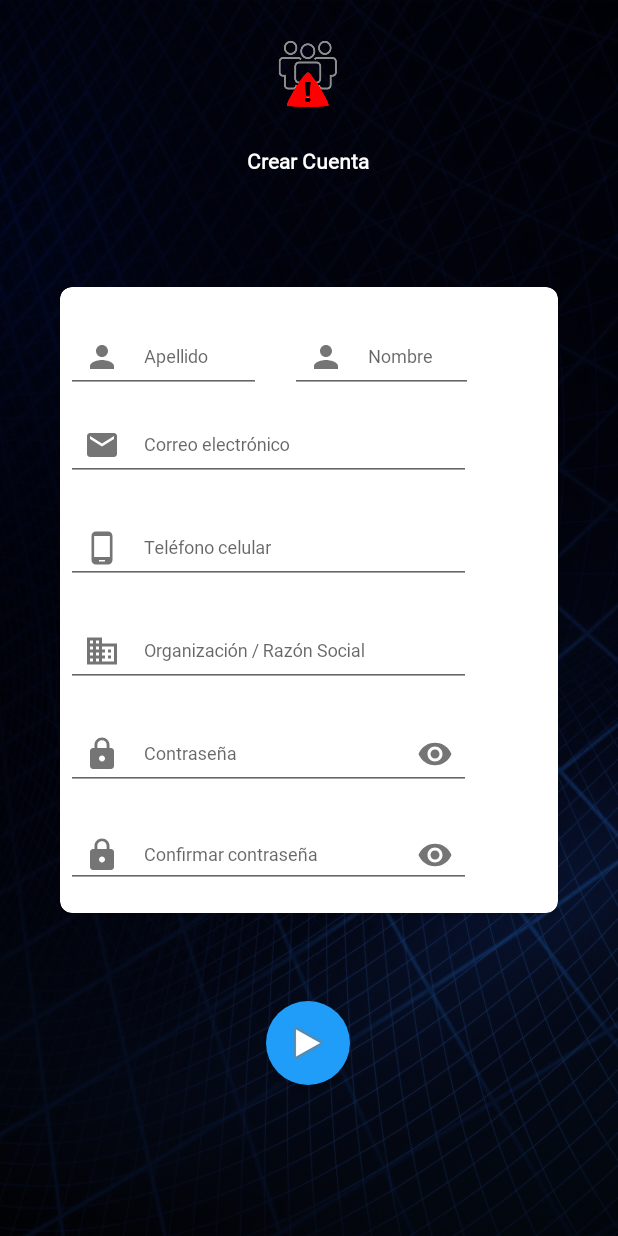
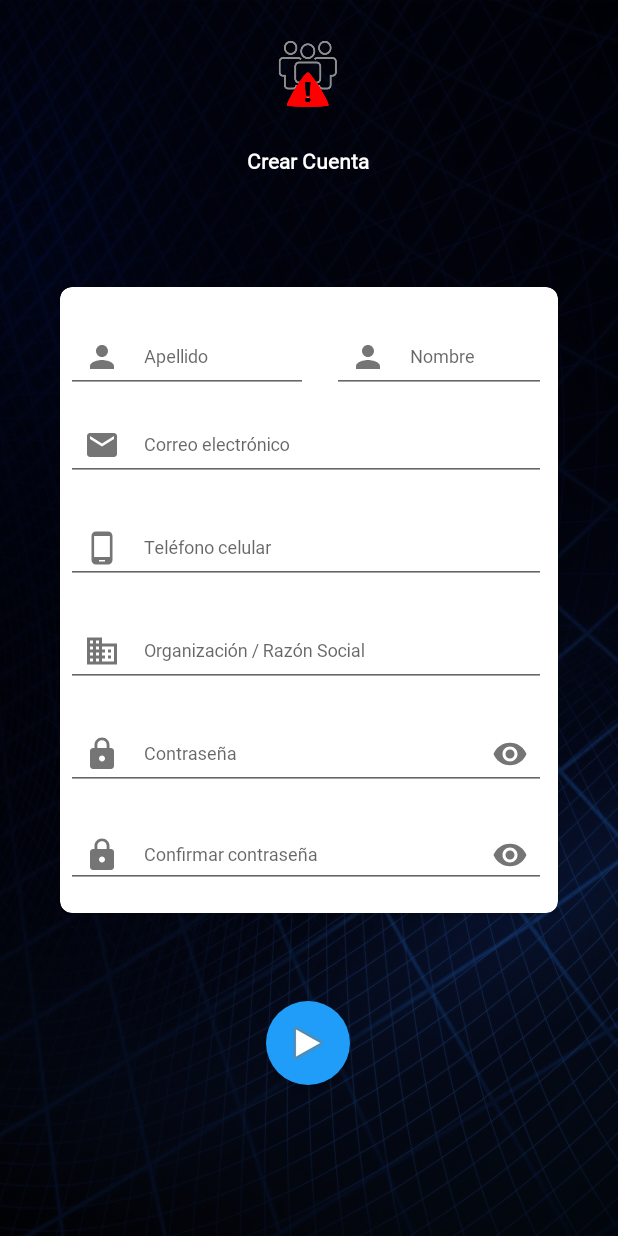
Before and after one commit to Castrogiovanni20/aforo, an Android app: the RegisterFragment screen opened through its navigation route, on a phone screen of 412 x 824 dp. Run offline under Robolectric (Android 15) with nearby library versions, the light colour scheme and no system bars; Roboto replaces fonts that are not available here.

Commit message:
Ajustes graficos

```diff
--- a/app/src/main/res/layout/fragment_home_funcionario.xml
+++ b/app/src/main/res/layout/fragment_home_funcionario.xml
@@ -170,7 +170,7 @@
         android:layout_width="350dp"
         android:layout_height="190dp"
         android:layout_gravity="center"
-        android:layout_marginStart="60dp"
+        android:layout_marginStart="50dp"
         android:layout_marginTop="10dp"
         android:layout_marginEnd="50dp"
         android:fontFamily="@font/roboto"
--- a/app/src/main/res/layout/fragment_register.xml
+++ b/app/src/main/res/layout/fragment_register.xml
@@ -65,13 +65,13 @@
                 android:layout_height="12dp" />
 
             <LinearLayout
-                android:layout_width="299dp"
+                android:layout_width="320dp"
                 android:layout_height="match_parent"
                 android:orientation="horizontal">
 
 
                 <com.google.android.material.textfield.TextInputLayout
-                    android:layout_width="149dp"
+                    android:layout_width="165dp"
                     android:layout_height="wrap_content"
                     android:ems="10"
                     android:fontFamily="@font/roboto"
@@ -81,7 +81,7 @@
 
                     <com.google.android.material.textfield.TextInputEditText
                         android:id="@+id/edtLastName"
-                        android:layout_width="130dp"
+                        android:layout_width="161dp"
                         android:layout_height="wrap_content"
                         android:layout_marginLeft="4dp"
                         android:layout_weight="1"
@@ -92,7 +92,7 @@
                 </com.google.android.material.textfield.TextInputLayout>
 
                 <com.google.android.material.textfield.TextInputLayout
-                    android:layout_width="153dp"
+                    android:layout_width="169dp"
                     android:layout_height="wrap_content"
                     android:ems="10"
                     android:fontFamily="@font/roboto"
@@ -102,9 +102,9 @@
 
                     <com.google.android.material.textfield.TextInputEditText
                         android:id="@+id/edtName"
-                        android:layout_width="122dp"
+                        android:layout_width="143dp"
                         android:layout_height="wrap_content"
-                        android:layout_marginLeft="4dp"
+                        android:layout_marginLeft="16dp"
                         android:layout_weight="1"
                         android:digits="abcdefghijklmnñopqrstuvwxyzABCDEFGHIJKLMNÑOPQRSTUVWXYZ"
                         android:inputType="textPersonName|text"
@@ -121,7 +121,7 @@
                 android:layout_weight="1" />
 
             <com.google.android.material.textfield.TextInputLayout
-                android:layout_width="300dp"
+                android:layout_width="320dp"
                 android:layout_height="wrap_content"
                 android:ems="10"
                 android:fontFamily="@font/roboto"
@@ -131,7 +131,7 @@
 
                 <com.google.android.material.textfield.TextInputEditText
                     android:id="@+id/edtEmailReg"
-                    android:layout_width="270dp"
+                    android:layout_width="320dp"
                     android:layout_height="wrap_content"
                     android:layout_marginLeft="4dp"
                     android:layout_weight="1"
@@ -146,7 +146,7 @@
                 android:layout_height="10dp" />
 
             <com.google.android.material.textfield.TextInputLayout
-                android:layout_width="301dp"
+                android:layout_width="320dp"
                 android:layout_height="wrap_content"
                 android:ems="10"
                 android:fontFamily="@font/roboto"
@@ -156,7 +156,7 @@
 
                 <com.google.android.material.textfield.TextInputEditText
                     android:id="@+id/edtPhone"
-                    android:layout_width="270dp"
+                    android:layout_width="320dp"
                     android:layout_height="wrap_content"
                     android:layout_marginLeft="4dp"
                     android:layout_weight="1"
@@ -171,7 +171,7 @@
                 android:layout_height="10dp" />
 
             <com.google.android.material.textfield.TextInputLayout
-                android:layout_width="300dp"
+                android:layout_width="320dp"
                 android:layout_height="wrap_content"
                 android:ems="10"
                 android:fontFamily="@font/roboto"
@@ -181,7 +181,7 @@
 
                 <com.google.android.material.textfield.TextInputEditText
                     android:id="@+id/edtOrgReg"
-                    android:layout_width="270dp"
+                    android:layout_width="320dp"
                     android:layout_height="wrap_content"
                     android:layout_marginLeft="4dp"
                     android:layout_weight="1"
@@ -196,7 +196,7 @@
                 android:layout_height="10dp" />
 
             <com.google.android.material.textfield.TextInputLayout
-                android:layout_width="300dp"
+                android:layout_width="320dp"
                 android:layout_height="wrap_content"
                 android:ems="10"
                 android:fontFamily="@font/roboto"
@@ -207,7 +207,7 @@
 
                 <com.google.android.material.textfield.TextInputEditText
                     android:id="@+id/edtPassReg"
-                    android:layout_width="270dp"
+                    android:layout_width="320dp"
                     android:layout_height="wrap_content"
                     android:layout_marginLeft="4dp"
                     android:layout_weight="1"
@@ -222,7 +222,7 @@
                 android:layout_height="14dp" />
 
             <com.google.android.material.textfield.TextInputLayout
-                android:layout_width="300dp"
+                android:layout_width="320dp"
                 android:layout_height="68dp"
                 android:ems="10"
                 android:fontFamily="@font/roboto"
@@ -233,7 +233,7 @@
 
                 <com.google.android.material.textfield.TextInputEditText
                     android:id="@+id/edtConfirmarPass"
-                    android:layout_width="270dp"
+                    android:layout_width="320dp"
                     android:layout_height="44dp"
                     android:layout_marginLeft="4dp"
                     android:layout_marginBottom="20dp"
```
Also changed, not shown: app/src/main/res/layout/fragment_add_sucursal.xml (+6 -6 lines), app/src/main/res/layout/fragment_add_user.xml (+6 -6 lines), app/src/main/res/layout/fragment_edit_profile.xml (+5 -5 lines), app/src/main/res/layout/fragment_edit_sucursal.xml (+8 -8 lines).
